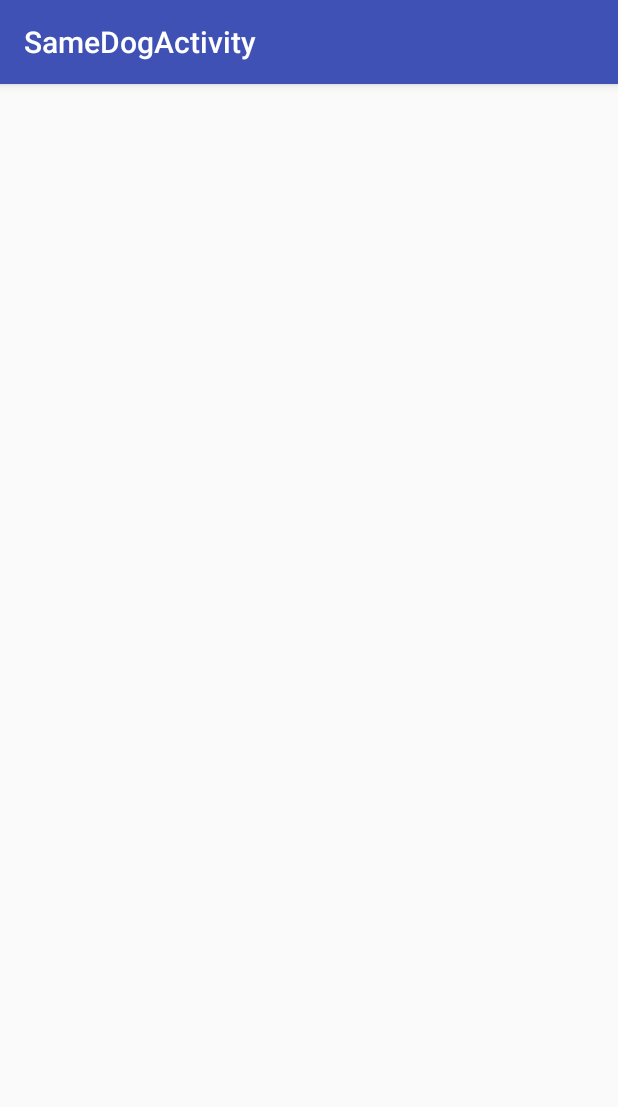
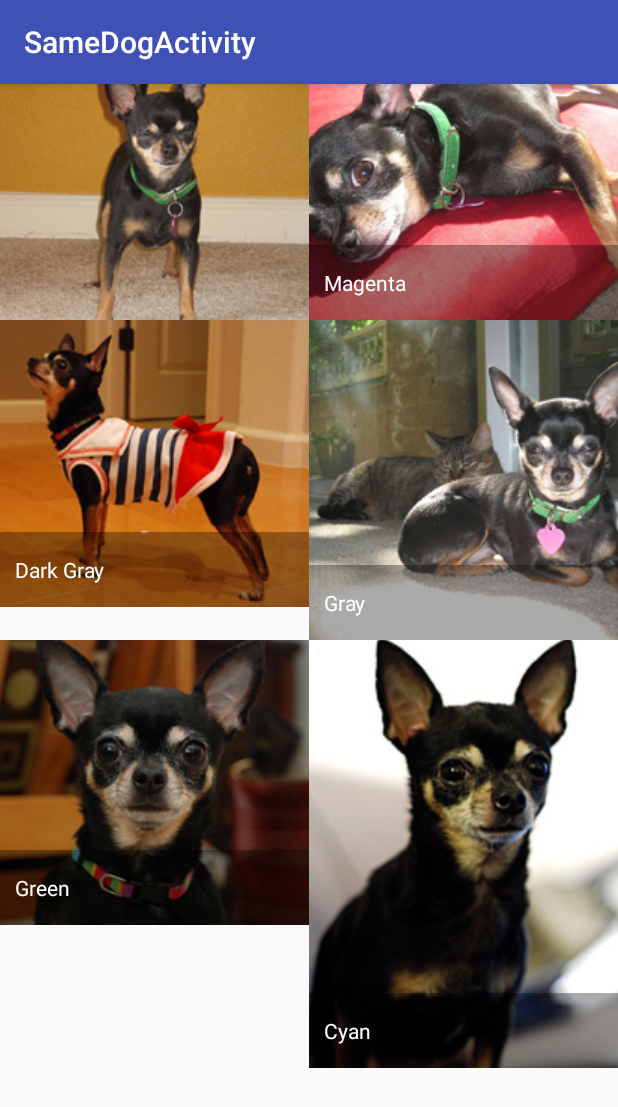
Before and after one commit to s56011216/DogFinder-App, an Android app: the fragment FindFragment placed in its activity, after a tap on "Boo", on a phone screen of 412 x 824 dp. Shown: the top 1107 px of the screen. Run offline under Robolectric (Android 15) with nearby library versions, the phone set to English and light mode, and no system bars; 5 statements that could not run were skipped.

Commit message:
add sameDogGridview to finding menu

```diff
--- /dev/null
+++ b/app/src/main/java/com/siriporn/dogfindertest/CustomAdapterSameDog.java
@@ -0,0 +1,77 @@
+package com.siriporn.dogfindertest;
+
+import android.content.Context;
+import android.view.LayoutInflater;
+import android.view.View;
+import android.view.ViewGroup;
+import android.widget.BaseAdapter;
+import android.widget.GridView;
+import android.widget.ImageView;
+import android.widget.TextView;
+
+import java.util.ArrayList;
+import java.util.List;
+
+public class CustomAdapterSameDog extends BaseAdapter {
+    private List<Item> items = new ArrayList<Item>();
+    private LayoutInflater inflater;
+
+    public CustomAdapterSameDog(Context context) {
+        inflater = LayoutInflater.from(context);
+
+        items.add(new Item("Red", R.drawable.sample_0));
+        items.add(new Item("Magenta", R.drawable.sample_1));
+        items.add(new Item("Dark Gray", R.drawable.sample_2));
+        items.add(new Item("Gray", R.drawable.sample_3));
+        items.add(new Item("Green", R.drawable.sample_4));
+        items.add(new Item("Cyan", R.drawable.sample_5));
+    }
+
+    @Override
+    public int getCount() {
+        return items.size();
+    }
+
+    @Override
+    public Object getItem(int i) {
+        return items.get(i);
+    }
+
+    @Override
+    public long getItemId(int i) {
+        return items.get(i).drawableId;
+    }
+
+    @Override
+    public View getView(int i, View view, ViewGroup viewGroup) {
+        View v = view;
+        ImageView picture;
+        TextView name;
+
+        if (v == null) {
+            v = inflater.inflate(R.layout.grid_item, viewGroup, false);
+            v.setTag(R.id.picture, v.findViewById(R.id.picture));
+            v.setTag(R.id.text, v.findViewById(R.id.text));
+        }
+
+        picture = (ImageView) v.getTag(R.id.picture);
+        name = (TextView) v.getTag(R.id.text);
+
+        Item item = (Item) getItem(i);
+
+        picture.setImageResource(item.drawableId);
+        name.setText(item.name);
+
+        return v;
+    }
+
+    private class Item {
+        final String name;
+        final int drawableId;
+
+        Item(String name, int drawableId) {
+            this.name = name;
+            this.drawableId = drawableId;
+        }
+    }
+}
--- a/app/src/main/java/com/siriporn/dogfindertest/FindFragment.java
+++ b/app/src/main/java/com/siriporn/dogfindertest/FindFragment.java
@@ -1,6 +1,7 @@
 package com.siriporn.dogfindertest;
 
 import android.content.Intent;
+import android.graphics.Color;
 import android.os.Bundle;
 import android.support.annotation.Nullable;
 import android.support.v4.app.Fragment;
@@ -9,7 +10,11 @@
 import android.view.View;
 import android.view.ViewGroup;
 import android.widget.AdapterView;
+import android.widget.Button;
+import android.widget.LinearLayout;
 import android.widget.ListView;
+import android.widget.TextView;
+import android.widget.Toast;
 
 /**
  * Created by siriporn on 26/12/2559.
@@ -30,15 +35,12 @@
         list.setAdapter(cus);
 
         list.setOnItemClickListener(new AdapterView.OnItemClickListener() {
-
-            @Override
-            public void onItemClick(AdapterView<?> arg0, View arg1, int arg2,
+            public void onItemClick(AdapterView<?> arg0, View arg1, int position,
                                     long arg3) {
                 // TODO Auto-generated method stub
-                Log.v("TAG", "CLICKED row number: " + arg2);
+                Toast.makeText(getActivity(),"row : "+ position,Toast.LENGTH_SHORT).show();
 
                 Intent myIntent = new Intent(getActivity(), SameDogActivity.class);
-                //myIntent.putExtra("welkerij", arg2);
                 startActivity(myIntent);
 
             }
@@ -47,4 +49,5 @@
 
         return myView;
     }
+
 }
--- a/app/src/main/java/com/siriporn/dogfindertest/FoundFragment.java
+++ b/app/src/main/java/com/siriporn/dogfindertest/FoundFragment.java
@@ -9,6 +9,7 @@
 import android.view.ViewGroup;
 import android.widget.AdapterView;
 import android.widget.ListView;
+import android.widget.Toast;
 
 /**
  * Created by siriporn on 26/12/2559.
@@ -34,13 +35,11 @@
         list.setOnItemClickListener(new AdapterView.OnItemClickListener() {
 
             @Override
-            public void onItemClick(AdapterView<?> arg0, View arg1, int arg2,
+            public void onItemClick(AdapterView<?> arg0, View arg1, int position,
                                     long arg3) {
                 // TODO Auto-generated method stub
-                Log.v("TAG", "CLICKED row number: " + arg2);
-
+                Toast.makeText(getActivity(),"row : "+ position,Toast.LENGTH_SHORT).show();
                 //Intent myIntent = new Intent(getActivity(), MyDogDetail.class);
-                //myIntent.putExtra("welkerij", arg2);
                 //startActivity(myIntent);
 
             }
--- a/app/src/main/java/com/siriporn/dogfindertest/LostFragment.java
+++ b/app/src/main/java/com/siriporn/dogfindertest/LostFragment.java
@@ -10,6 +10,7 @@
 import android.view.ViewGroup;
 import android.widget.AdapterView;
 import android.widget.ListView;
+import android.widget.Toast;
 
 /**
  * Created by siriporn on 26/12/2559.
@@ -32,13 +33,11 @@
         list.setOnItemClickListener(new AdapterView.OnItemClickListener() {
 
             @Override
-            public void onItemClick(AdapterView<?> arg0, View arg1, int arg2,
+            public void onItemClick(AdapterView<?> arg0, View arg1, int position,
                                     long arg3) {
                 // TODO Auto-generated method stub
-                Log.v("TAG", "CLICKED row number: " + arg2);
-
+                Toast.makeText(getActivity(),"row : "+ position,Toast.LENGTH_SHORT).show();
                 //Intent myIntent = new Intent(getActivity(), MyDogDetail.class);
-                //myIntent.putExtra("welkerij", arg2);
                 //startActivity(myIntent);
 
             }
--- a/app/src/main/java/com/siriporn/dogfindertest/MyDogFragment.java
+++ b/app/src/main/java/com/siriporn/dogfindertest/MyDogFragment.java
@@ -9,7 +9,9 @@
 import android.view.View;
 import android.view.ViewGroup;
 import android.widget.AdapterView;
+import android.widget.GridView;
 import android.widget.ListView;
+import android.widget.Toast;
 
 /**
  * Created by siriporn on 26/12/2559.
@@ -32,13 +34,13 @@
         list.setOnItemClickListener(new AdapterView.OnItemClickListener() {
 
             @Override
-            public void onItemClick(AdapterView<?> arg0, View arg1, int arg2,
+            public void onItemClick(AdapterView<?> arg0, View arg1, int position,
                                     long arg3) {
                 // TODO Auto-generated method stub
-                Log.v("TAG", "CLICKED row number: " + arg2);
+                Toast.makeText(getActivity(),"row : "+ position,Toast.LENGTH_SHORT).show();
 
                 Intent myIntent = new Intent(getActivity(), MyDogDetail.class);
-                myIntent.putExtra("welkerij", arg2);
+                myIntent.putExtra("welkerij", position);
                 startActivity(myIntent);
 
             }
--- a/app/src/main/java/com/siriporn/dogfindertest/SameDogActivity.java
+++ b/app/src/main/java/com/siriporn/dogfindertest/SameDogActivity.java
@@ -6,6 +6,9 @@
 import android.support.v7.app.AppCompatActivity;
 import android.support.v7.widget.Toolbar;
 import android.view.View;
+import android.widget.AdapterView;
+import android.widget.GridView;
+import android.widget.Toast;
 
 public class SameDogActivity extends AppCompatActivity {
 
@@ -16,6 +19,16 @@
         Toolbar toolbar = (Toolbar) findViewById(R.id.toolbar);
         setSupportActionBar(toolbar);
 
+        GridView gridview = (GridView) findViewById(R.id.gridview);
+        gridview.setAdapter(new CustomAdapterSameDog(this));
+
+        gridview.setOnItemClickListener(new AdapterView.OnItemClickListener() {
+            public void onItemClick(AdapterView<?> parent, View v,
+                                    int position, long id) {
+                Toast.makeText(SameDogActivity.this, "" + position,
+                        Toast.LENGTH_SHORT).show();
+            }
+        });
     }
 
 }
--- a/app/src/main/res/layout/content_same_dog.xml
+++ b/app/src/main/res/layout/content_same_dog.xml
@@ -1,16 +1,15 @@
 <?xml version="1.0" encoding="utf-8"?>
-<RelativeLayout xmlns:android="http://schemas.android.com/apk/res/android"
-    xmlns:app="http://schemas.android.com/apk/res-auto"
-    xmlns:tools="http://schemas.android.com/tools"
-    android:id="@+id/content_same_dog"
+<FrameLayout
+    xmlns:android="http://schemas.android.com/apk/res/android"
     android:layout_width="match_parent"
-    android:layout_height="match_parent"
-    android:paddingBottom="@dimen/activity_vertical_margin"
-    android:paddingLeft="@dimen/activity_horizontal_margin"
-    android:paddingRight="@dimen/activity_horizontal_margin"
-    android:paddingTop="@dimen/activity_vertical_margin"
-    app:layout_behavior="@string/appbar_scrolling_view_behavior"
-    tools:context="com.siriporn.dogfindertest.SameDogActivity"
-    tools:showIn="@layout/activity_same_dog">
+    android:layout_height="match_parent">
 
-</RelativeLayout>
+    <GridView
+        android:id="@+id/gridview"
+        android:layout_width="match_parent"
+        android:layout_height="match_parent"
+        android:verticalSpacing="0dp"
+        android:horizontalSpacing="0dp"
+        android:stretchMode="columnWidth"
+        android:numColumns="2"/>
+</FrameLayout>
--- /dev/null
+++ b/app/src/main/res/layout/grid_item.xml
@@ -0,0 +1,25 @@
+<?xml version="1.0" encoding="utf-8"?>
+
+<FrameLayout xmlns:android="http://schemas.android.com/apk/res/android"
+    android:layout_width="match_parent"
+    android:layout_height="match_parent">
+
+    <ImageView
+        android:id="@+id/picture"
+        android:layout_width="match_parent"
+        android:layout_height="match_parent"
+        android:scaleType="centerCrop"/>
+
+    <TextView
+        android:id="@+id/text"
+        android:layout_width="match_parent"
+        android:layout_height="wrap_content"
+        android:paddingLeft="10dp"
+        android:paddingRight="10dp"
+        android:paddingTop="15dp"
+        android:paddingBottom="15dp"
+        android:layout_gravity="bottom"
+        android:textColor="@android:color/white"
+        android:background="#55000000"/>
+
+</FrameLayout>
--- a/app/src/main/res/layout/list_item_find.xml
+++ b/app/src/main/res/layout/list_item_find.xml
@@ -35,6 +35,7 @@
         android:layout_marginRight="23dp"
         android:layout_marginEnd="23dp"
         android:id="@+id/alertButton"
+        android:onClick="myClickHandler"
         android:background="@color/cast_expanded_controller_seek_bar_progress_background_tint_color" />
 
 </RelativeLayout>
```
Also changed, not shown: app/src/main/res/drawable/sample_0.jpg (added), app/src/main/res/drawable/sample_1.jpg (added), app/src/main/res/drawable/sample_2.jpg (added), app/src/main/res/drawable/sample_3.jpg (added), app/src/main/res/drawable/sample_4.jpg (added), app/src/main/res/drawable/sample_5.jpg (added), app/src/main/res/drawable/sample_6.jpg (added), app/src/main/res/drawable/sample_7.jpg (added).
